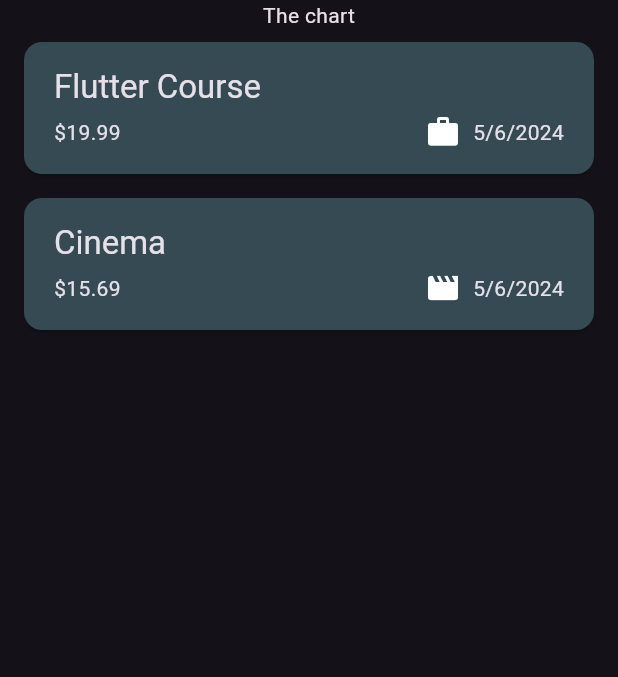
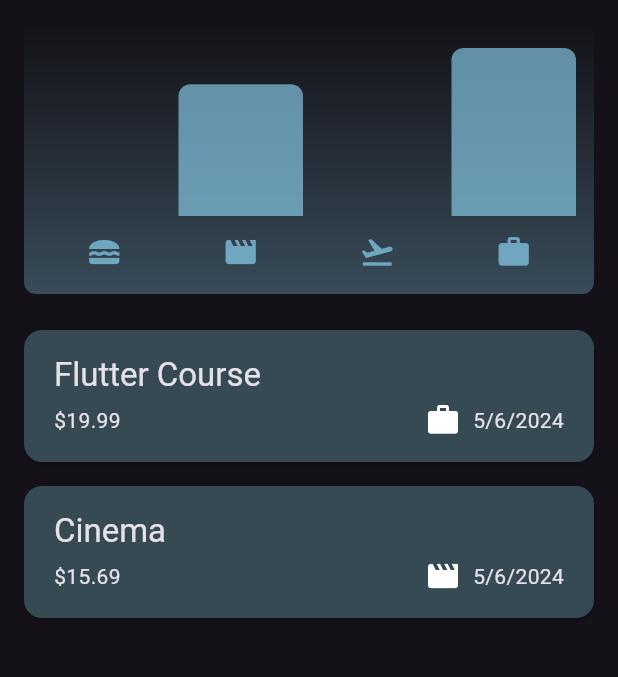
Before and after one commit to nathannewyen/flutter-expense.app, a Flutter app: the screen it shows after launch, on a phone screen of 412 x 824 dp, the part 84-761 px from its top. Run offline on Flutter 3.47's test engine with Material 3 defaults, Android fonts, the phone set to English and light mode, and no system bars.

Commit message:
complete expense track mobile app for iOS and Andoird

```diff
--- a/lib/main.dart
+++ b/lib/main.dart
@@ -1,4 +1,5 @@
 import 'package:flutter/material.dart';
+import 'package:flutter/services.dart';
 import 'package:expense_tracker/widgets/expenses.dart';
 
 var kColorScheme = ColorScheme.fromSeed(
@@ -11,8 +12,12 @@ var kDarkColorScheme = ColorScheme.fromSeed(
 );
 
 void main() {
-  runApp(
-    MaterialApp(
+  // WidgetsFlutterBinding.ensureInitialized();
+  // SystemChrome.setPreferredOrientations([
+  //   DeviceOrientation.portraitUp,
+  //   DeviceOrientation.portraitDown,
+  // ]).then((fn) => {
+        runApp(MaterialApp(
           darkTheme: ThemeData.dark().copyWith(
             colorScheme: kDarkColorScheme,
             cardTheme: const CardTheme().copyWith(
@@ -57,6 +62,6 @@ void main() {
           ),
           themeMode: ThemeMode.dark,
           home: const Expenses(),
-    )
-  );
+        // )),
+      ));
 }
--- /dev/null
+++ b/lib/widgets/chart/chart.dart
@@ -0,0 +1,95 @@
+import 'package:flutter/material.dart';
+
+import 'package:expense_tracker/widgets/chart/chart_bar.dart';
+import 'package:expense_tracker/models/expense.dart';
+
+class Chart extends StatelessWidget {
+  const Chart({super.key, required this.expenses});
+
+  final List<Expense> expenses;
+
+  List<ExpenseBucket> get buckets {
+    return [
+      ExpenseBucket.forCategory(expenses, Category.food),
+      ExpenseBucket.forCategory(expenses, Category.leisure),
+      ExpenseBucket.forCategory(expenses, Category.travel),
+      ExpenseBucket.forCategory(expenses, Category.work),
+    ];
+  }
+
+  double get maxTotalExpense {
+    double maxTotalExpense = 0;
+
+    for (final bucket in buckets) {
+      if (bucket.totalExpense > maxTotalExpense) {
+        maxTotalExpense = bucket.totalExpense;
+      }
+    }
+
+    return maxTotalExpense;
+  }
+
+  @override
+  Widget build(BuildContext context) {
+    final isDarkMode =
+        MediaQuery.of(context).platformBrightness == Brightness.dark;
+    return Container(
+      margin: const EdgeInsets.all(16),
+      padding: const EdgeInsets.symmetric(
+        vertical: 16,
+        horizontal: 8,
+      ),
+      width: double.infinity,
+      height: 180,
+      decoration: BoxDecoration(
+        borderRadius: BorderRadius.circular(8),
+        gradient: LinearGradient(
+          colors: [
+            Theme.of(context).colorScheme.primary.withOpacity(0.3),
+            Theme.of(context).colorScheme.primary.withOpacity(0.0)
+          ],
+          begin: Alignment.bottomCenter,
+          end: Alignment.topCenter,
+        ),
+      ),
+      child: Column(
+        children: [
+          Expanded(
+            child: Row(
+              crossAxisAlignment: CrossAxisAlignment.end,
+              children: [
+                for (final bucket in buckets) // alternative to map()
+                  ChartBar(
+                    fill: bucket.totalExpense == 0
+                        ? 0
+                        : bucket.totalExpense / maxTotalExpense,
+                  )
+              ],
+            ),
+          ),
+          const SizedBox(height: 12),
+          Row(
+            children: buckets
+                .map(
+                  (bucket) => Expanded(
+                child: Padding(
+                  padding: const EdgeInsets.symmetric(horizontal: 4),
+                  child: Icon(
+                    categoryIcons[bucket.category],
+                    color: isDarkMode
+                        ? Theme.of(context).colorScheme.secondary
+                        : Theme.of(context)
+                        .colorScheme
+                        .primary
+                        .withOpacity(0.7),
+                  ),
+                ),
+              ),
+            )
+                .toList(),
+          )
+        ],
+      ),
+    );
+  }
+}
--- /dev/null
+++ b/lib/widgets/chart/chart_bar.dart
@@ -0,0 +1,34 @@
+import 'package:flutter/material.dart';
+
+class ChartBar extends StatelessWidget {
+  const ChartBar({
+    super.key,
+    required this.fill,
+  });
+
+  final double fill;
+
+  @override
+  Widget build(BuildContext context) {
+    final isDarkMode =
+        MediaQuery.of(context).platformBrightness == Brightness.dark;
+    return Expanded(
+      child: Padding(
+        padding: const EdgeInsets.symmetric(horizontal: 4),
+        child: FractionallySizedBox(
+          heightFactor: fill,
+          child: DecoratedBox(
+            decoration: BoxDecoration(
+              shape: BoxShape.rectangle,
+              borderRadius:
+              const BorderRadius.vertical(top: Radius.circular(8)),
+              color: isDarkMode
+                  ? Theme.of(context).colorScheme.secondary
+                  : Theme.of(context).colorScheme.primary.withOpacity(0.65),
+            ),
+          ),
+        ),
+      ),
+    );
+  }
+}
--- a/lib/widgets/expenses.dart
+++ b/lib/widgets/expenses.dart
@@ -1,3 +1,4 @@
+import 'package:expense_tracker/widgets/chart/chart.dart';
 import 'package:expense_tracker/widgets/new_expense.dart';
 import 'package:flutter/material.dart';
 
@@ -31,6 +32,7 @@ class _ExpensesState extends State<Expenses> {
 
   void _openAddExpenseOverlay() {
     showModalBottomSheet(
+      useSafeArea: true,
       isScrollControlled: true,
       context: context,
       builder: (ctx) => NewExpense(onAddExpense: _addExpense),
@@ -67,15 +69,15 @@ class _ExpensesState extends State<Expenses> {
 
   @override
   Widget build(BuildContext context) {
+    final width = MediaQuery.of(context).size.width;
+
     Widget mainContent = const Center(
       child: Text('No expenses found. Start adding some!'),
     );
 
     if (_registeredExpenses.isNotEmpty) {
       mainContent = ExpensesList(
-          expenses: _registeredExpenses,
-          onRemoveExpense: _removeExpense
-      );
+          expenses: _registeredExpenses, onRemoveExpense: _removeExpense);
     }
 
     return Scaffold(
@@ -88,9 +90,20 @@ class _ExpensesState extends State<Expenses> {
             ),
           ],
         ),
-      body: Column(
+        body: width < 600
+            ? Column(
                 children: [
-          const Text('The chart'),
+                  Chart(expenses: _registeredExpenses),
+                  Expanded(
+                    child: mainContent,
+                  ),
+                ],
+              )
+            : Row(
+                children: [
+                  Expanded(
+                      child: Chart(expenses: _registeredExpenses)
+                  ),
                   Expanded(
                     child: mainContent,
                   ),
--- a/lib/widgets/new_expense.dart
+++ b/lib/widgets/new_expense.dart
@@ -1,3 +1,5 @@
+import 'dart:io';
+import 'package:flutter/cupertino.dart';
 import 'package:flutter/material.dart';
 
 import 'package:expense_tracker/models/expense.dart';
@@ -33,13 +35,24 @@ class _NewExpenseState extends State<NewExpense> {
     });
   }
 
-  void _submitExpenseData() {
-    final enteredAmount = double.tryParse(_amountController
-        .text); // tryParse('Hello') => null, tryParse('1.12') => 1.12
-    final amountIsInvalid = enteredAmount == null || enteredAmount <= 0;
-    if (_titleController.text.trim().isEmpty ||
-        amountIsInvalid ||
-        _selectedDate == null) {
+  void _showDialog() {
+    if (Platform.isIOS) {
+      showCupertinoDialog(
+          context: context,
+          builder: (ctx) => CupertinoAlertDialog(
+                title: const Text('Invalid input'),
+                content: const Text(
+                    'Please make sure a valid title, amount, date and category was entered.'),
+                actions: [
+                  CupertinoDialogAction(
+                    onPressed: () {
+                      Navigator.pop(ctx);
+                    },
+                    child: const Text('Okay'),
+                  ),
+                ],
+              ));
+    } else {
       showDialog(
         context: context,
         builder: (ctx) => AlertDialog(
@@ -56,6 +69,17 @@ class _NewExpenseState extends State<NewExpense> {
           ],
         ),
       );
+    }
+  }
+
+  void _submitExpenseData() {
+    final enteredAmount = double.tryParse(_amountController
+        .text); // tryParse('Hello') => null, tryParse('1.12') => 1.12
+    final amountIsInvalid = enteredAmount == null || enteredAmount <= 0;
+    if (_titleController.text.trim().isEmpty ||
+        amountIsInvalid ||
+        _selectedDate == null) {
+      _showDialog();
       return;
     }
 
@@ -79,8 +103,12 @@ class _NewExpenseState extends State<NewExpense> {
 
   @override
   Widget build(BuildContext context) {
-    return Padding(
-      padding: const EdgeInsets.fromLTRB(16, 48, 16, 16),
+    final keyboardSpace = MediaQuery.of(context).viewInsets.bottom;
+    return SizedBox(
+        height: double.infinity,
+        child: SingleChildScrollView(
+            child: Padding(
+          padding: EdgeInsets.fromLTRB(16, 48, 16, 16 + keyboardSpace),
           child: Column(
             children: [
               TextField(
@@ -163,6 +191,6 @@ class _NewExpenseState extends State<NewExpense> {
               ),
             ],
           ),
-    );
+        )));
   }
 }
```
Lines whose indentation alone changed are shown as unchanged.
